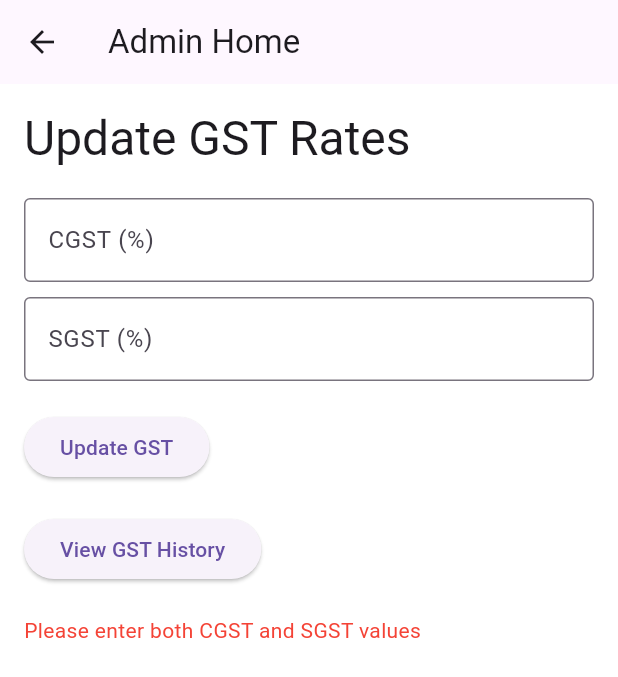
After one commit to Aswinraj040/AIIC, a Flutter app: the AdminHome screen opened directly, after a tap on "Update GST", on a phone screen of 412 x 824 dp. The commit adds this screen. Shown: the top 677 px of the screen. Run offline on Flutter 3.47's test engine with Material 3 defaults, Android fonts, the phone set to English and light mode, and no system bars; our stand-ins replace image_picker; missing offline and left inert: clippy_flutter, dart:html; network calls fail.

Commit message:
Final_changes

```diff
--- a/lib/main.dart
+++ b/lib/main.dart
@@ -1,4 +1,4 @@
-import 'package:enjoyfood/pages/home_page.dart';
+import 'package:enjoyfood/pages/adminpage.dart';
 import 'package:flutter/material.dart';
 import 'package:provider/provider.dart';
 import 'dart:html' as html; // Import dart:html to access localStorage
--- /dev/null
+++ b/lib/pages/adminhome.dart
@@ -0,0 +1,203 @@
+import 'package:flutter/material.dart';
+import 'package:http/http.dart' as http;
+import 'dart:convert';
+
+import '../Constants.dart';
+
+class AdminHome extends StatefulWidget {
+  @override
+  _AdminHomeState createState() => _AdminHomeState();
+}
+
+class _AdminHomeState extends State<AdminHome> {
+  final _cgstController = TextEditingController();
+  final _sgstController = TextEditingController();
+  String _message = '';
+  Map<String, dynamic>? _latestGst;
+  List<Map<String, dynamic>> _gstHistory = [];
+
+  @override
+  void initState() {
+    super.initState();
+    _fetchLatestGST();
+  }
+
+  Future<void> _fetchLatestGST() async {
+    try {
+      final response = await http.get(
+        Uri.parse('http://${AppConstants.apiBaseUrl}:3000/gst'),
+      );
+
+      if (response.statusCode == 200) {
+        setState(() {
+          _latestGst = json.decode(response.body);
+          _cgstController.text = _latestGst?['cgst'].toString() ?? '';
+          _sgstController.text = _latestGst?['sgst'].toString() ?? '';
+        });
+      } else {
+        setState(() {
+          _message = 'Failed to fetch GST rates';
+        });
+      }
+    } catch (error) {
+      setState(() {
+        _message = 'An error occurred: $error';
+      });
+    }
+  }
+
+  Future<void> _fetchGSTHistory() async {
+    try {
+      final response = await http.get(
+        Uri.parse('http://${AppConstants.apiBaseUrl}:3000/gst-history'),
+      );
+
+      if (response.statusCode == 200) {
+        setState(() {
+          _gstHistory = List<Map<String, dynamic>>.from(json.decode(response.body));
+        });
+      } else {
+        setState(() {
+          _message = 'Failed to fetch GST history';
+        });
+      }
+    } catch (error) {
+      setState(() {
+        _message = 'An error occurred: $error';
+      });
+    }
+  }
+
+  Future<void> _showGstHistory() async {
+    // Fetch the GST history first
+    await _fetchGSTHistory();
+
+    // Once data is fetched, show the dialog
+    showDialog(
+      context: context,
+      builder: (BuildContext context) {
+        return AlertDialog(
+          title: Text('GST History'),
+          content: Container(
+            width: double.maxFinite,
+            child: _gstHistory.isEmpty
+                ? Text('No GST history available.')
+                : ListView.builder(
+              shrinkWrap: true,
+              itemCount: _gstHistory.length,
+              itemBuilder: (BuildContext context, int index) {
+                final gst = _gstHistory[index];
+                return ListTile(
+                  title: Text('CGST: ${gst['cgst']}%, SGST: ${gst['sgst']}%'),
+                  subtitle: Text('Updated at: ${gst['timestamp']}'),
+                );
+              },
+            ),
+          ),
+          actions: [
+            TextButton(
+              onPressed: () {
+                Navigator.of(context).pop();
+              },
+              child: Text('Close'),
+            ),
+          ],
+        );
+      },
+    );
+  }
+
+  Future<void> _updateGST() async {
+    final cgst = _cgstController.text;
+    final sgst = _sgstController.text;
+
+    if (cgst.isEmpty || sgst.isEmpty) {
+      setState(() {
+        _message = 'Please enter both CGST and SGST values';
+      });
+      return;
+    }
+
+    try {
+      final response = await http.post(
+        Uri.parse('http://${AppConstants.apiBaseUrl}:3000/gst'), // Updated URL
+        headers: <String, String>{
+          'Content-Type': 'application/json; charset=UTF-8',
+        },
+        body: jsonEncode(<String, String>{
+          'cgst': cgst,
+          'sgst': sgst,
+        }),
+      );
+
+      if (response.statusCode == 200) {
+        setState(() {
+          _message = 'GST rates updated successfully';
+        });
+        _fetchLatestGST(); // Fetch the latest GST rates after update
+      } else {
+        setState(() {
+          _message = 'Failed to update GST rates';
+        });
+      }
+    } catch (error) {
+      setState(() {
+        _message = 'An error occurred: $error';
+      });
+    }
+  }
+
+  @override
+  Widget build(BuildContext context) {
+    return Scaffold(
+      appBar: AppBar(
+        title: Text('Admin Home'),
+      ),
+      body: Padding(
+        padding: const EdgeInsets.all(16.0),
+        child: Column(
+          crossAxisAlignment: CrossAxisAlignment.start,
+          children: <Widget>[
+            Text(
+              'Update GST Rates',
+              style: Theme.of(context).textTheme.headlineLarge,
+            ),
+            SizedBox(height: 20),
+            TextField(
+              controller: _cgstController,
+              decoration: InputDecoration(
+                labelText: 'CGST (%)',
+                border: OutlineInputBorder(),
+              ),
+              keyboardType: TextInputType.number,
+            ),
+            SizedBox(height: 10),
+            TextField(
+              controller: _sgstController,
+              decoration: InputDecoration(
+                labelText: 'SGST (%)',
+                border: OutlineInputBorder(),
+              ),
+              keyboardType: TextInputType.number,
+            ),
+            SizedBox(height: 20),
+            ElevatedButton(
+              onPressed: _updateGST,
+              child: Text('Update GST'),
+            ),
+            SizedBox(height: 20),
+            ElevatedButton(
+              onPressed: _showGstHistory,
+              child: Text('View GST History'),
+            ),
+            SizedBox(height: 20),
+            Text(
+              _message,
+              style: TextStyle(color: Colors.red),
+            ),
+          ],
+        ),
+      ),
+    );
+  }
+}
--- a/lib/pages/home_page.dart
+++ b/lib/pages/adminpage.dart
@@ -1,3 +1,4 @@
+import 'package:enjoyfood/pages/adminhome.dart';
 import 'package:flutter/material.dart';
 import 'add_menu_screen.dart';
 import 'update_menu_screen.dart';
@@ -15,6 +16,7 @@ class _MainScreenState extends State<MainScreen> {
   int _currentIndex = 0;
 
   final List<Widget> _children = [
+    const HomeScreen(),  // New Home Screen with Update GST button
     const AddMenuScreen(),
     const UpdateMenuScreen(),
   ];
@@ -45,6 +47,10 @@ class _MainScreenState extends State<MainScreen> {
         unselectedItemColor: Colors.white70,
         items: const [
           BottomNavigationBarItem(
+            icon: Icon(Icons.home),
+            label: "Home",
+          ),
+          BottomNavigationBarItem(
             icon: Icon(Icons.add),
             label: "Add Menu",
           ),
@@ -57,3 +63,24 @@ class _MainScreenState extends State<MainScreen> {
     );
   }
 }
+
+// New HomeScreen widget with "Update GST" button
+class HomeScreen extends StatelessWidget {
+  const HomeScreen({Key? key}) : super(key: key);
+
+  @override
+  Widget build(BuildContext context) {
+    return Center(
+      child: ElevatedButton(
+        onPressed: () {
+          // Navigate to AdminHome page when "Update GST" button is clicked
+          Navigator.push(
+            context,
+            MaterialPageRoute(builder: (context) =>  AdminHome()),
+          );
+        },
+        child: const Text("Update GST"),
+      ),
+    );
+  }
+}
--- a/lib/pages/login.dart
+++ b/lib/pages/login.dart
@@ -1,10 +1,9 @@
-import 'package:enjoyfood/pages/home_page.dart';
+import 'package:enjoyfood/pages/adminpage.dart';
 import 'package:enjoyfood/screens/order_list_screen.dart';
 import 'package:flutter/material.dart';
 import 'package:http/http.dart' as http;
 import '../Constants.dart';
 import 'dart:convert';
-import 'package:enjoyfood/pages/Steward.dart';
 import 'package:enjoyfood/pages/home.dart';
 // Import dart:html to use localStorage
 import 'dart:html' as html;
```
Also changed, not shown: lib/pages/Steward.dart (deleted, +0 -21 lines), lib/pages/home.dart (+70 -25 lines).
